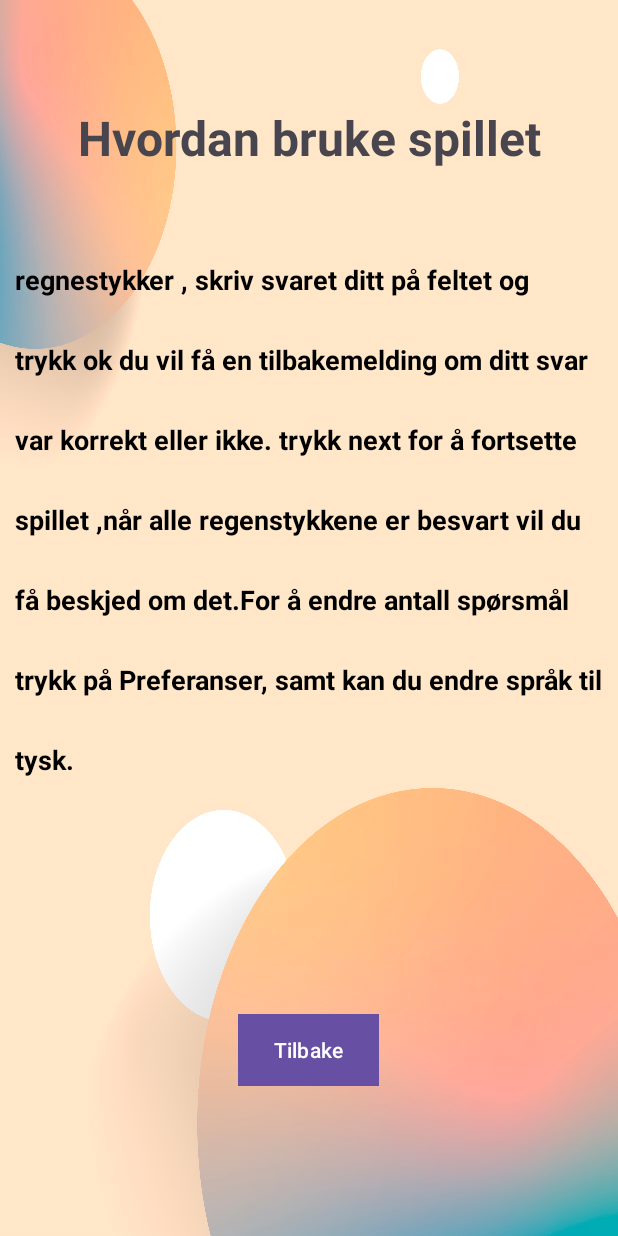
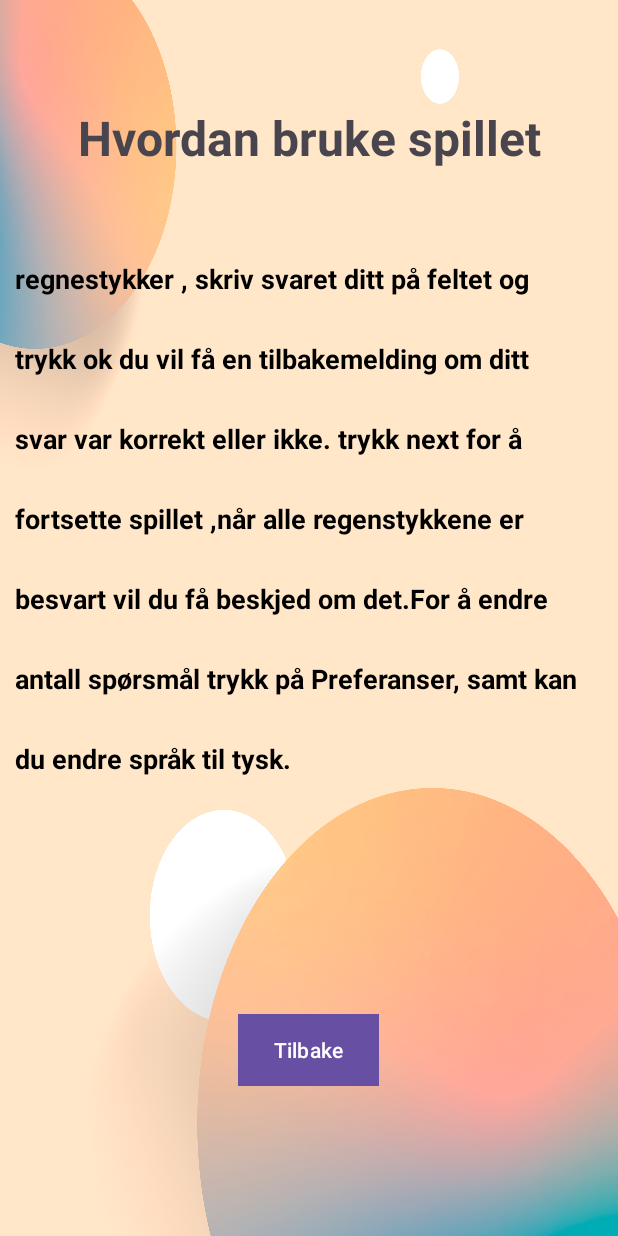
Before and after one commit to Latifa-Ajram/Spill, an Android app: the Omspill screen opened directly, with no data from a screen before it, on a phone screen of 412 x 824 dp. Run offline under Robolectric (Android 15) with nearby library versions, the phone set to English and light mode, and no system bars.

Commit message:
lit endringene

```diff
--- a/app/src/main/res/layout/activity_main.xml
+++ b/app/src/main/res/layout/activity_main.xml
@@ -4,7 +4,6 @@
     xmlns:tools="http://schemas.android.com/tools"
     android:layout_width="match_parent"
     android:layout_height="match_parent"
-    android:layout_marginTop="75dp"
     android:background="@drawable/barn2"
     android:gravity="center_horizontal"
     android:orientation="vertical"
@@ -14,7 +13,7 @@
         android:id="@+id/buttonSpill"
         android:layout_width="200dp"
         android:layout_height="75dp"
-        android:layout_marginTop="75dp"
+        android:layout_marginTop="150dp"
         android:background="@android:color/holo_blue_dark"
         android:gravity="center_horizontal|center_vertical"
         android:text="@string/start" />
--- a/app/src/main/res/layout/activity_omspill.xml
+++ b/app/src/main/res/layout/activity_omspill.xml
@@ -30,26 +30,25 @@
 
     <LinearLayout
         android:layout_width="match_parent"
-        android:layout_height="match_parent"
-        android:layout_weight="1"
-        android:layout_marginTop="20dp"> <!-- Øker toppmargen for å heve teksten -->
+        android:layout_height="549dp"
+        android:layout_marginTop="20dp"
+        android:layout_weight="1"> <!-- Øker toppmargen for å heve teksten -->
 
         <TextView
             android:id="@+id/textViewOmspill"
-            android:layout_width="match_parent"
-            android:layout_height="wrap_content"
+            android:layout_width="376dp"
+            android:layout_height="400dp"
+            android:layout_gravity="center"
             android:layout_marginLeft="10dp"
             android:layout_marginRight="10dp"
-            android:layout_gravity="center"
-            android:lineSpacingExtra="32dp"
-            android:text="@string/omspill"
-            android:textSize="18sp"
-            android:textColor="@color/black"
             android:layout_marginBottom="100dp"
             android:background="@android:color/transparent"
             android:gravity="center_vertical"
-            android:textStyle="bold"/>
-
+            android:lineSpacingExtra="32dp"
+            android:text="@string/omspill"
+            android:textColor="@color/black"
+            android:textSize="18sp"
+            android:textStyle="bold" />
 
 
     </LinearLayout>
```
